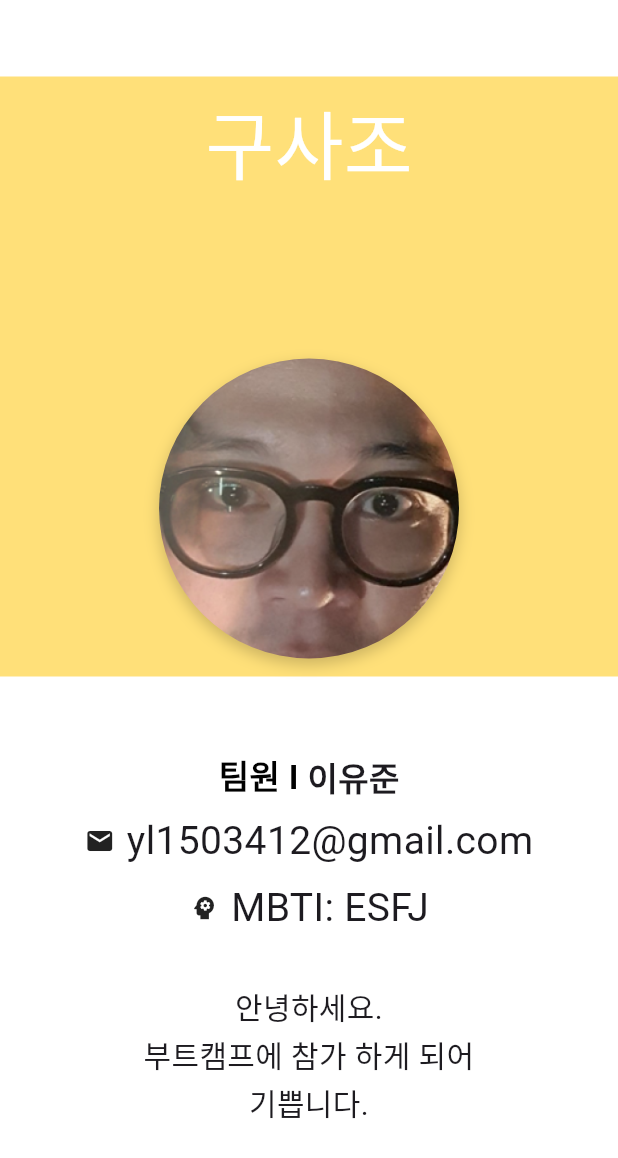
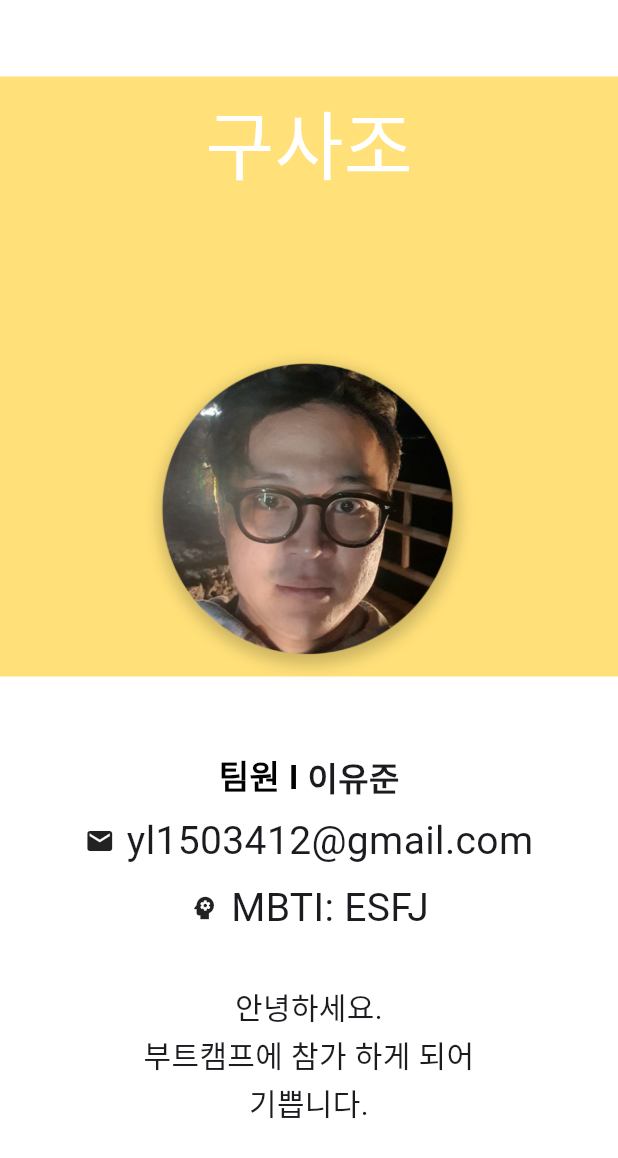
Before and after one commit to enirobot/team_intro, a Flutter app: the screen it shows after launch, swiped to page 3, on a phone screen of 412 x 824 dp. Shown: the top 1158 px of the screen. Run offline on Flutter 3.47's test engine with Material 3 defaults, Android fonts, the light colour scheme and no system bars.

Commit message:
이유준님 사진 축소

```diff
--- a/lib/widgets/introduction_liyujun.dart
+++ b/lib/widgets/introduction_liyujun.dart
@@ -54,7 +54,7 @@ class adde extends StatelessWidget {
                   ),
                   child: ClipOval(
                     child: Transform.scale(
-                      scale: 2.0,
+                      scale: 1.0,
                       child: Image.asset(
                         memberInfo.imagePath,
                         fit: BoxFit.cover,
```
